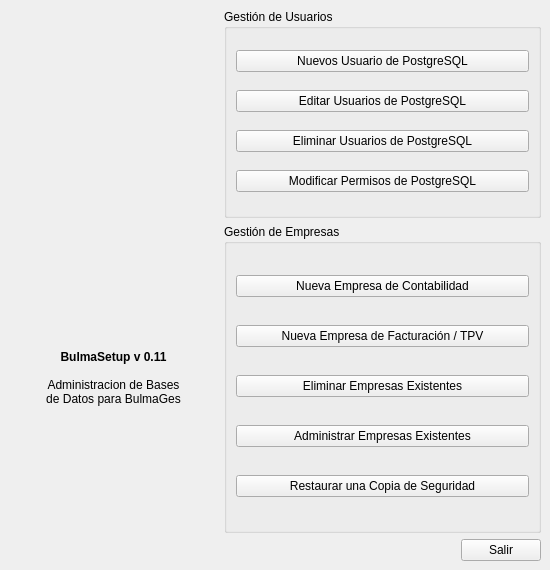
Above: bulmages/bulmasetup/bulmasetupbase.ui from eboladev/Bulmages-1 before the change. Below: the same form after it.
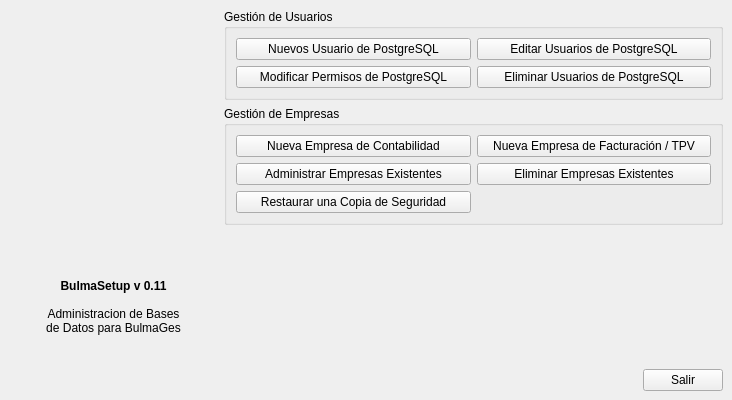
That is the form after the change. Icons and pictures are not drawn.

Commit message: Agrego las nuevas imagenes a bulmasetup y le cambio un poco el diseño de pantalla para que no sea tan estirada

```diff
--- a/bulmages/bulmasetup/bulmasetupbase.ui
+++ b/bulmages/bulmasetup/bulmasetupbase.ui
@@ -6,14 +6,14 @@
    <rect>
     <x>0</x>
     <y>0</y>
-    <width>550</width>
-    <height>570</height>
+    <width>732</width>
+    <height>400</height>
    </rect>
   </property>
   <property name="minimumSize">
    <size>
-    <width>550</width>
-    <height>570</height>
+    <width>732</width>
+    <height>400</height>
    </size>
   </property>
   <property name="windowTitle">
@@ -24,8 +24,10 @@
     <normaloff>:/images/iglues.org.svg</normaloff>:/images/iglues.org.svg</iconset>
   </property>
   <widget class="QWidget" name="centralwidget">
-   <layout class="QGridLayout" name="gridLayout_3">
-    <item row="0" column="0">
+   <layout class="QHBoxLayout" name="horizontalLayout_2">
+    <item>
+     <layout class="QVBoxLayout" name="verticalLayout_2">
+      <item>
      <widget class="QLabel" name="label">
       <property name="minimumSize">
        <size>
@@ -53,7 +55,27 @@
       </property>
      </widget>
     </item>
-    <item row="0" column="1">
+      <item>
+       <widget class="QLabel" name="label_2">
+        <property name="text">
+         <string>&lt;html&gt;&lt;head&gt;&lt;meta name=&quot;qrichtext&quot; content=&quot;1&quot; /&gt;&lt;style type=&quot;text/css&quot;&gt;
+p, li { white-space: pre-wrap; }
+&lt;/style&gt;&lt;/head&gt;&lt;body style=&quot; font-family:'Sans Serif'; font-size:9pt; font-weight:400; font-style:normal; text-decoration:none;&quot;&gt;
+&lt;p style=&quot; margin-top:0px; margin-bottom:0px; margin-left:0px; margin-right:0px; -qt-block-indent:0; text-indent:0px;&quot;&gt;&lt;span style=&quot; font-weight:600;&quot;&gt;BulmaSetup v 0.11&lt;/span&gt;&lt;/p&gt;
+&lt;p style=&quot;-qt-paragraph-type:empty; margin-top:0px; margin-bottom:0px; margin-left:0px; margin-right:0px; -qt-block-indent:0; text-indent:0px;&quot;&gt;&lt;/p&gt;
+&lt;p style=&quot; margin-top:0px; margin-bottom:0px; margin-left:0px; margin-right:0px; -qt-block-indent:0; text-indent:0px;&quot;&gt;Administracion de Bases&lt;/p&gt;
+&lt;p style=&quot; margin-top:0px; margin-bottom:0px; margin-left:0px; margin-right:0px; -qt-block-indent:0; text-indent:0px;&quot;&gt;de Datos para BulmaGes&lt;/p&gt;&lt;/body&gt;&lt;/html&gt;</string>
+        </property>
+        <property name="alignment">
+         <set>Qt::AlignCenter</set>
+        </property>
+       </widget>
+      </item>
+     </layout>
+    </item>
+    <item>
+     <layout class="QVBoxLayout" name="verticalLayout">
+      <item>
      <widget class="QGroupBox" name="groupBox_3">
       <property name="title">
        <string>Gestión de Usuarios</string>
@@ -76,13 +98,13 @@
          </property>
          <property name="iconSize">
           <size>
-           <width>24</width>
-           <height>24</height>
+             <width>38</width>
+             <height>38</height>
           </size>
          </property>
         </widget>
        </item>
-       <item row="1" column="0">
+         <item row="0" column="1">
         <widget class="QPushButton" name="editar_usuario">
          <property name="focusPolicy">
           <enum>Qt::NoFocus</enum>
@@ -99,36 +121,13 @@
          </property>
          <property name="iconSize">
           <size>
-           <width>24</width>
-           <height>24</height>
+             <width>38</width>
+             <height>38</height>
           </size>
          </property>
         </widget>
        </item>
-       <item row="2" column="0">
-        <widget class="QPushButton" name="eliminar_usuario">
-         <property name="focusPolicy">
-          <enum>Qt::NoFocus</enum>
-         </property>
-         <property name="layoutDirection">
-          <enum>Qt::LeftToRight</enum>
-         </property>
-         <property name="text">
-          <string>Eliminar Usuarios de PostgreSQL</string>
-         </property>
-         <property name="icon">
-          <iconset resource="resources.qrc">
-           <normaloff>:/images/bulmasetup_eliminarusuario.xpm</normaloff>:/images/bulmasetup_eliminarusuario.xpm</iconset>
-         </property>
-         <property name="iconSize">
-          <size>
-           <width>24</width>
-           <height>24</height>
-          </size>
-         </property>
-        </widget>
-       </item>
-       <item row="3" column="0">
+         <item row="1" column="0">
         <widget class="QPushButton" name="permisos_usuario">
          <property name="focusPolicy">
           <enum>Qt::NoFocus</enum>
@@ -145,32 +144,39 @@
          </property>
          <property name="iconSize">
           <size>
-           <width>24</width>
-           <height>24</height>
-          </size>
-         </property>
-        </widget>
-       </item>
-      </layout>
-     </widget>
-    </item>
-    <item row="1" column="0">
-     <widget class="QLabel" name="label_2">
-      <property name="text">
-       <string>&lt;html&gt;&lt;head&gt;&lt;meta name=&quot;qrichtext&quot; content=&quot;1&quot; /&gt;&lt;style type=&quot;text/css&quot;&gt;
-p, li { white-space: pre-wrap; }
-&lt;/style&gt;&lt;/head&gt;&lt;body style=&quot; font-family:'Sans Serif'; font-size:9pt; font-weight:400; font-style:normal; text-decoration:none;&quot;&gt;
-&lt;p style=&quot; margin-top:0px; margin-bottom:0px; margin-left:0px; margin-right:0px; -qt-block-indent:0; text-indent:0px;&quot;&gt;&lt;span style=&quot; font-weight:600;&quot;&gt;BulmaSetup v 0.11&lt;/span&gt;&lt;/p&gt;
-&lt;p style=&quot;-qt-paragraph-type:empty; margin-top:0px; margin-bottom:0px; margin-left:0px; margin-right:0px; -qt-block-indent:0; text-indent:0px;&quot;&gt;&lt;/p&gt;
-&lt;p style=&quot; margin-top:0px; margin-bottom:0px; margin-left:0px; margin-right:0px; -qt-block-indent:0; text-indent:0px;&quot;&gt;Administracion de Bases&lt;/p&gt;
-&lt;p style=&quot; margin-top:0px; margin-bottom:0px; margin-left:0px; margin-right:0px; -qt-block-indent:0; text-indent:0px;&quot;&gt;de Datos para BulmaGes&lt;/p&gt;&lt;/body&gt;&lt;/html&gt;</string>
-      </property>
-      <property name="alignment">
-       <set>Qt::AlignCenter</set>
+             <width>38</width>
+             <height>38</height>
+            </size>
       </property>
      </widget>
     </item>
     <item row="1" column="1">
+          <widget class="QPushButton" name="eliminar_usuario">
+           <property name="focusPolicy">
+            <enum>Qt::NoFocus</enum>
+           </property>
+           <property name="layoutDirection">
+            <enum>Qt::LeftToRight</enum>
+           </property>
+           <property name="text">
+            <string>Eliminar Usuarios de PostgreSQL</string>
+           </property>
+           <property name="icon">
+            <iconset resource="resources.qrc">
+             <normaloff>:/images/trash_user_postgresql.svg</normaloff>:/images/trash_user_postgresql.svg</iconset>
+           </property>
+           <property name="iconSize">
+            <size>
+             <width>38</width>
+             <height>38</height>
+            </size>
+           </property>
+          </widget>
+         </item>
+        </layout>
+       </widget>
+      </item>
+      <item>
      <widget class="QGroupBox" name="groupBox_2">
       <property name="title">
        <string>Gestión de Empresas</string>
@@ -199,7 +205,7 @@
          </property>
         </widget>
        </item>
-       <item row="1" column="0">
+         <item row="0" column="1">
         <widget class="QPushButton" name="mui_crearbulmafact">
          <property name="focusPolicy">
           <enum>Qt::NoFocus</enum>
@@ -222,30 +228,7 @@
          </property>
         </widget>
        </item>
-       <item row="2" column="0">
-        <widget class="QPushButton" name="eliminar_empresa">
-         <property name="focusPolicy">
-          <enum>Qt::NoFocus</enum>
-         </property>
-         <property name="layoutDirection">
-          <enum>Qt::LeftToRight</enum>
-         </property>
-         <property name="text">
-          <string>Eliminar Empresas Existentes</string>
-         </property>
-         <property name="icon">
-          <iconset resource="resources.qrc">
-           <normaloff>:/images/bulmasetup_eliminarempresa.xpm</normaloff>:/images/bulmasetup_eliminarempresa.xpm</iconset>
-         </property>
-         <property name="iconSize">
-          <size>
-           <width>32</width>
-           <height>32</height>
-          </size>
-         </property>
-        </widget>
-       </item>
-       <item row="3" column="0">
+         <item row="1" column="0">
         <widget class="QPushButton" name="mui_adminempresas">
          <property name="focusPolicy">
           <enum>Qt::NoFocus</enum>
@@ -268,7 +251,30 @@
          </property>
         </widget>
        </item>
-       <item row="5" column="0">
+         <item row="1" column="1">
+          <widget class="QPushButton" name="eliminar_empresa">
+           <property name="focusPolicy">
+            <enum>Qt::NoFocus</enum>
+           </property>
+           <property name="layoutDirection">
+            <enum>Qt::LeftToRight</enum>
+           </property>
+           <property name="text">
+            <string>Eliminar Empresas Existentes</string>
+           </property>
+           <property name="icon">
+            <iconset resource="resources.qrc">
+             <normaloff>:/images/trash_company.svg</normaloff>:/images/trash_company.svg</iconset>
+           </property>
+           <property name="iconSize">
+            <size>
+             <width>32</width>
+             <height>32</height>
+            </size>
+           </property>
+          </widget>
+         </item>
+         <item row="2" column="0">
         <widget class="QPushButton" name="mui_restbackup">
          <property name="focusPolicy">
           <enum>Qt::NoFocus</enum>
@@ -294,7 +300,20 @@
       </layout>
      </widget>
     </item>
-    <item row="2" column="0" colspan="2">
+      <item>
+       <spacer name="verticalSpacer">
+        <property name="orientation">
+         <enum>Qt::Vertical</enum>
+        </property>
+        <property name="sizeHint" stdset="0">
+         <size>
+          <width>17</width>
+          <height>13</height>
+         </size>
+        </property>
+       </spacer>
+      </item>
+      <item>
      <layout class="QHBoxLayout" name="horizontalLayout">
       <item>
        <spacer name="horizontalSpacer">
@@ -319,6 +338,8 @@
           <normaloff>:/images/bulmasetup_exit.png</normaloff>:/images/bulmasetup_exit.png</iconset>
         </property>
        </widget>
+        </item>
+       </layout>
       </item>
      </layout>
     </item>
```
Left out of the diff: 8 changed lines with no effect on the pictures. Lines whose indentation alone changed are shown as unchanged. The commit also changes 8 other files.
